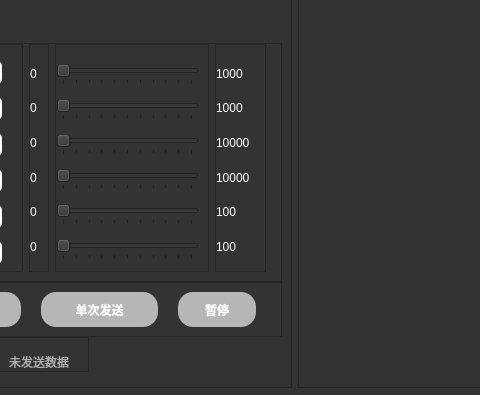
The window that myUI.ui (jiangmizzz/AD_upper_computer) describes before a commit, drawn with Qt 5; both pictures show x 303 to 783 and y 143 to 538 of the 1127 by 538 pixel window.
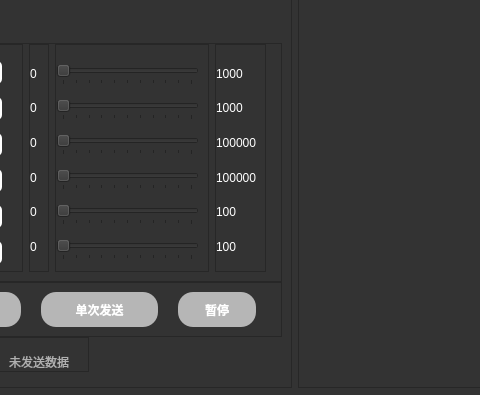
The same window after the commit. Custom widgets are drawn as their Qt base class.

Commit message: feat: adjust rage of blank time

Diff of the .ui file:
```diff
--- a/myUI.ui
+++ b/myUI.ui
@@ -565,7 +565,7 @@
 font: 9pt &quot;黑体&quot;;</string>
                </property>
                <property name="text">
-                <string>10000</string>
+                <string>100000</string>
                </property>
               </widget>
              </item>
@@ -576,7 +576,7 @@
 font: 9pt &quot;黑体&quot;;</string>
                </property>
                <property name="text">
-                <string>10000</string>
+                <string>100000</string>
                </property>
               </widget>
              </item>
```
Left out of the diff: 8 changed lines with no effect on the pictures. The commit also changes 1 other file.
